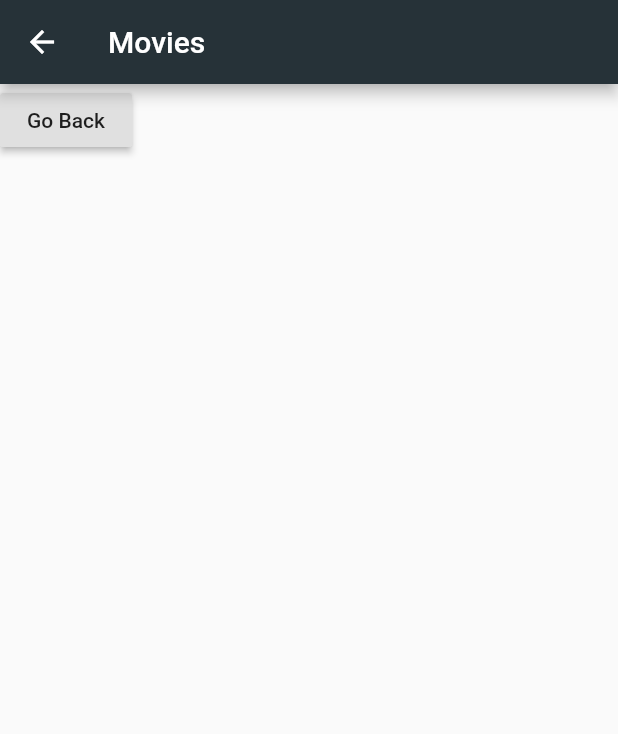
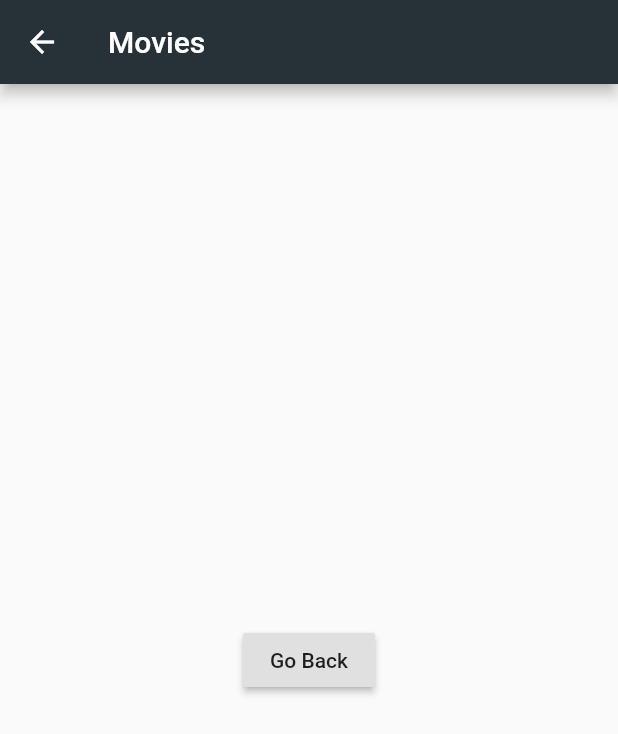
Before and after one commit to sayeedofficial/MovieApp, a Flutter app: the MovieListViewDetails screen opened directly, on a phone screen of 412 x 824 dp. Shown: the top 734 px of the screen. Run offline on Flutter 3.47's test engine with Material 2 defaults, Android fonts, the phone set to English and light mode, and no system bars.

Commit message:
Added reverse to homescreen

```diff
--- a/lib/main.dart
+++ b/lib/main.dart
@@ -64,12 +64,15 @@ class MovieListViewDetails extends StatelessWidget {
           title: Text("Movies"),
           backgroundColor: Colors.blueGrey.shade900,
         ),
-      body: new Container(
+        body: new Center(
+          child: new Container(
             child: RaisedButton(
-          onPressed: () {},
+              onPressed: () {
+                Navigator.pop(context);
+              },
               child: Text("Go Back"),
             ),
           ),
-    );
+        ));
   }
 }
```
Lines whose indentation alone changed are shown as unchanged.
